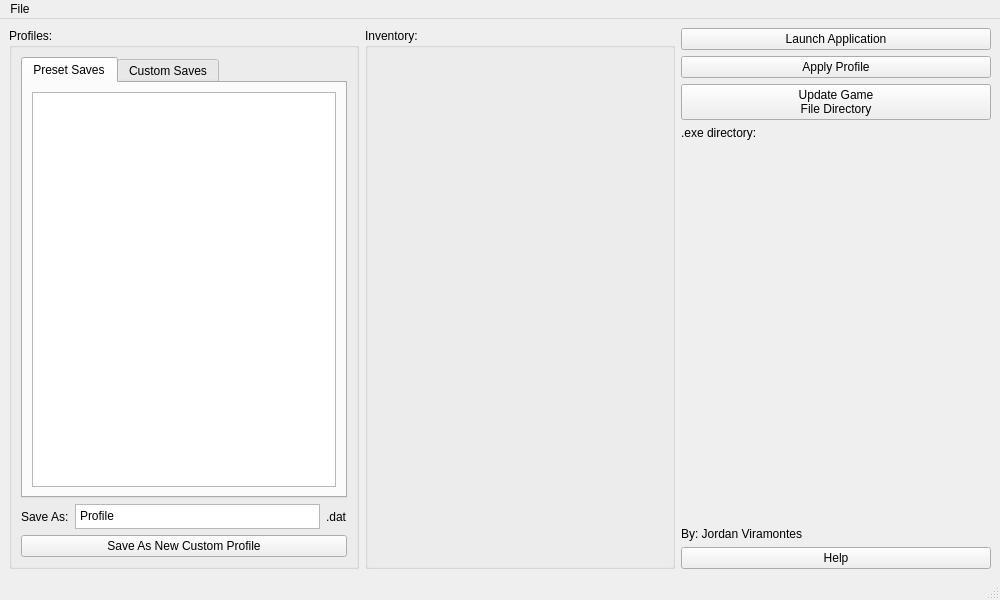
The window that mainwindow.ui (JordanViramontes/Cave-Story-Profile-Manager) describes before a commit, drawn with Qt 5.
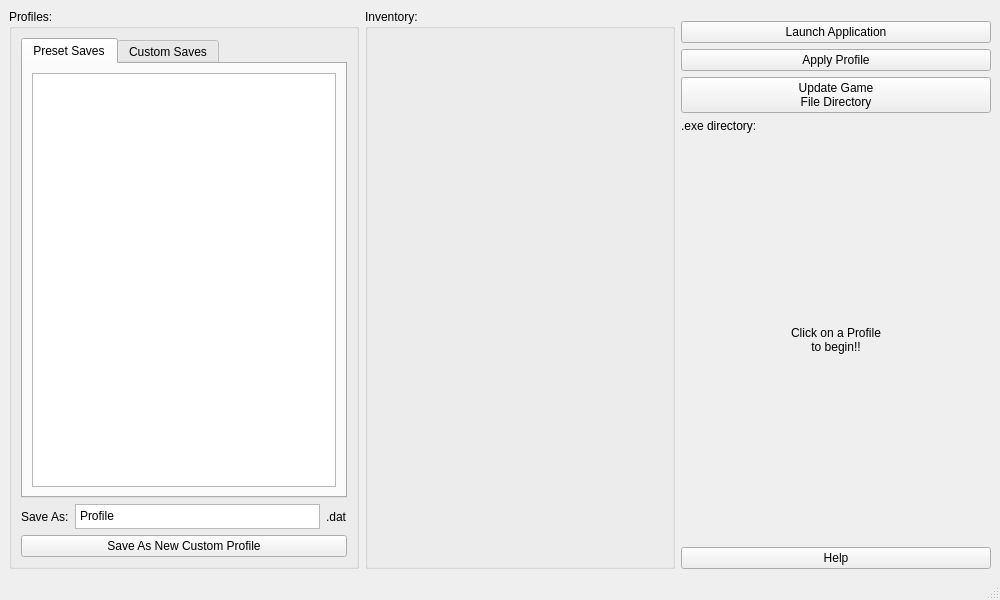
The same window after the commit. Custom widgets are drawn as their Qt base class.

The edit to the form file:
```diff
--- a/mainwindow.ui
+++ b/mainwindow.ui
@@ -198,6 +198,22 @@
       </item>
       <item>
        <layout class="QVBoxLayout" name="buttonsVLayout">
+        <item>
+         <spacer name="verticalSpacer_3">
+          <property name="orientation">
+           <enum>Qt::Orientation::Vertical</enum>
+          </property>
+          <property name="sizeType">
+           <enum>QSizePolicy::Policy::Fixed</enum>
+          </property>
+          <property name="sizeHint" stdset="0">
+           <size>
+            <width>20</width>
+            <height>12</height>
+           </size>
+          </property>
+         </spacer>
+        </item>
         <item>
          <widget class="QPushButton" name="launchPushButton">
           <property name="text">
@@ -262,18 +278,29 @@
          </spacer>
         </item>
         <item>
-         <widget class="QLabel" name="creditsLabel">
-          <property name="sizePolicy">
-           <sizepolicy hsizetype="Minimum" vsizetype="Preferred">
-            <horstretch>0</horstretch>
-            <verstretch>0</verstretch>
-           </sizepolicy>
-          </property>
+         <widget class="QLabel" name="beginPromptLabel">
           <property name="text">
-           <string>By: Jordan Viramontes</string>
+           <string>Click on a Profile
+to begin!!</string>
+          </property>
+          <property name="alignment">
+           <set>Qt::AlignmentFlag::AlignCenter</set>
           </property>
          </widget>
         </item>
+        <item>
+         <spacer name="verticalSpacer_2">
+          <property name="orientation">
+           <enum>Qt::Orientation::Vertical</enum>
+          </property>
+          <property name="sizeHint" stdset="0">
+           <size>
+            <width>20</width>
+            <height>40</height>
+           </size>
+          </property>
+         </spacer>
+        </item>
         <item>
          <widget class="QPushButton" name="HelpPushButton">
           <property name="text">
@@ -287,22 +314,6 @@
     </item>
    </layout>
   </widget>
-  <widget class="QMenuBar" name="menubar">
-   <property name="geometry">
-    <rect>
-     <x>0</x>
-     <y>0</y>
-     <width>1000</width>
-     <height>21</height>
-    </rect>
-   </property>
-   <widget class="QMenu" name="menuFile">
-    <property name="title">
-     <string>File</string>
-    </property>
-   </widget>
-   <addaction name="menuFile"/>
-  </widget>
   <widget class="QStatusBar" name="statusbar"/>
  </widget>
  <customwidgets>
```
